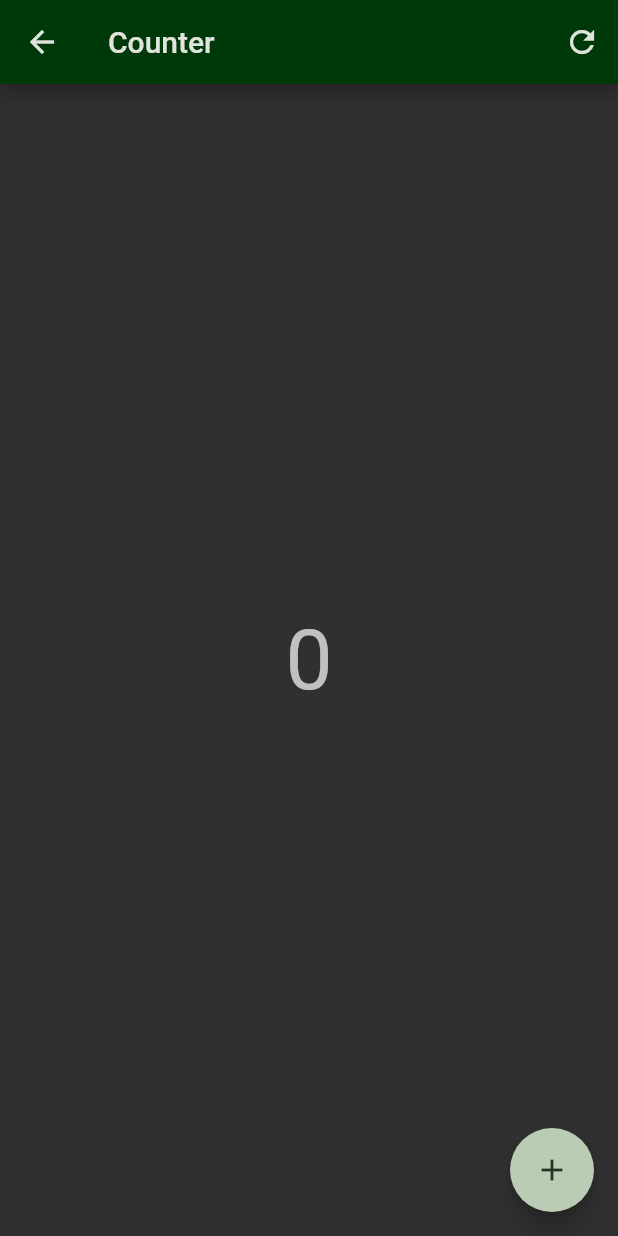
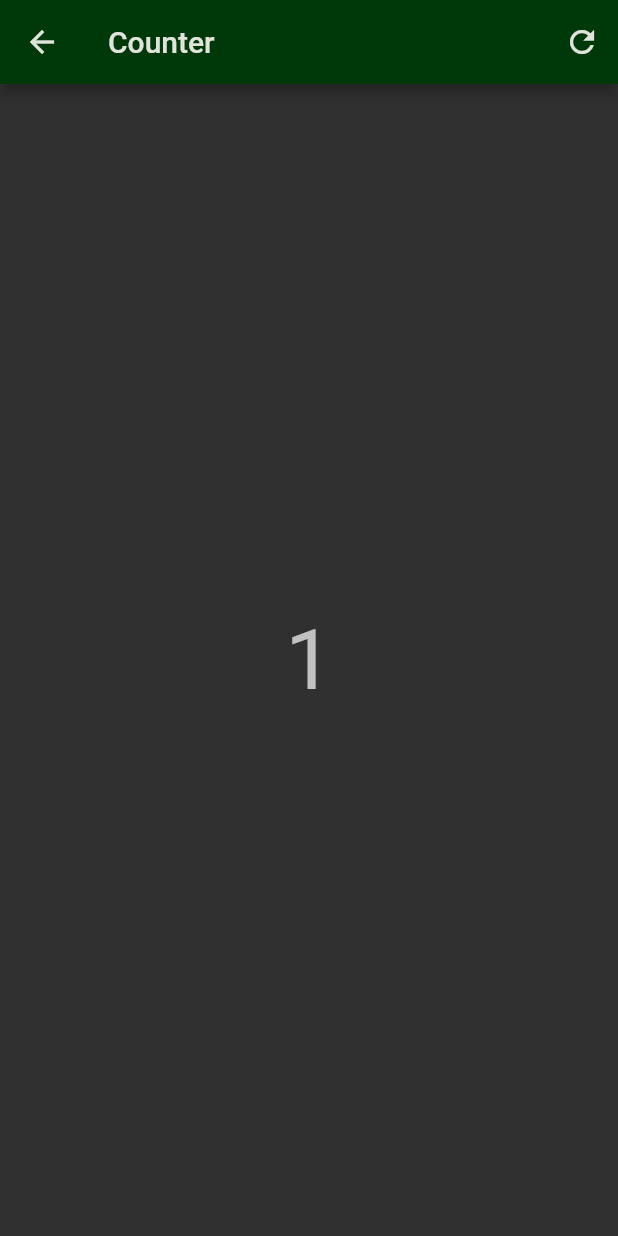
Before and after one commit to NilRyan/riverpod-practice, a Flutter app: the CounterPage screen opened directly, after a tap on the "refresh" icon, on a phone screen of 412 x 824 dp. Run offline on Flutter 3.47's test engine with Material 2 defaults, Android fonts, the light colour scheme and no system bars; our stand-ins replace flutter_riverpod.

Commit message:
Add stream to counter

```diff
--- a/lib/main.dart
+++ b/lib/main.dart
@@ -16,7 +16,14 @@ class FakeWebsocketClient implements WebsocketClient {
   }
 }
 
-final counterProvider = StateProvider((ref) => 0);
+final websocketClientProvider = Provider<WebsocketClient>((ref) {
+  return FakeWebsocketClient();
+});
+
+final counterProvider = StreamProvider<int>((ref) {
+  final wsClient = ref.watch(websocketClientProvider);
+  return wsClient.getCounterStream();
+});
 
 void main() {
   runApp(const ProviderScope(child: MyApp()));
@@ -71,23 +78,8 @@ class CounterPage extends ConsumerWidget {
 
   @override
   Widget build(BuildContext context, WidgetRef ref) {
-    final int counter = ref.watch(counterProvider);
+    final AsyncValue<int> counter = ref.watch(counterProvider);
 
-    ref.listen<int>(counterProvider, (previous, next) {
-      if (next >= 5 ) {
-        showDialog(context: context, builder: (context) {
-          return AlertDialog(
-            title: Text('Warning'),
-            content: Text('Counter dangerously high. Considering resetting it.'),
-            actions: [
-              TextButton(onPressed: () {
-                Navigator.of(context).pop();
-              }, child: Text('OK'))
-            ],
-          );
-        });
-      }
-    });
     return Scaffold(
       appBar: AppBar(
         title: const Text('Counter'),
@@ -99,15 +91,9 @@ class CounterPage extends ConsumerWidget {
       ),
       body: Center(
         child: Text(
-          counter.toString(),
+          counter.value.toString(),
           style: Theme.of(context).textTheme.displayMedium,
         ),
-      ),
-      floatingActionButton: FloatingActionButton(
-        child: const Icon(Icons.add),
-        onPressed: () {
-          ref.read(counterProvider.notifier).state++;
-        },
       ),
     );
   }
```
